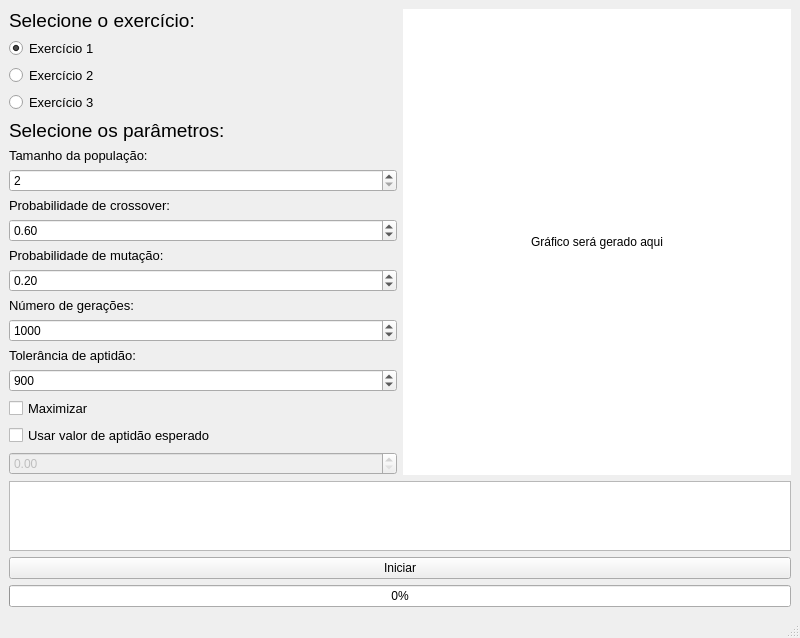
Before: the Qt Designer form src/UI/mainscreen.ui in PedroLucasMiguel/cip-algoritmos-geneticos, drawn with Qt 5.
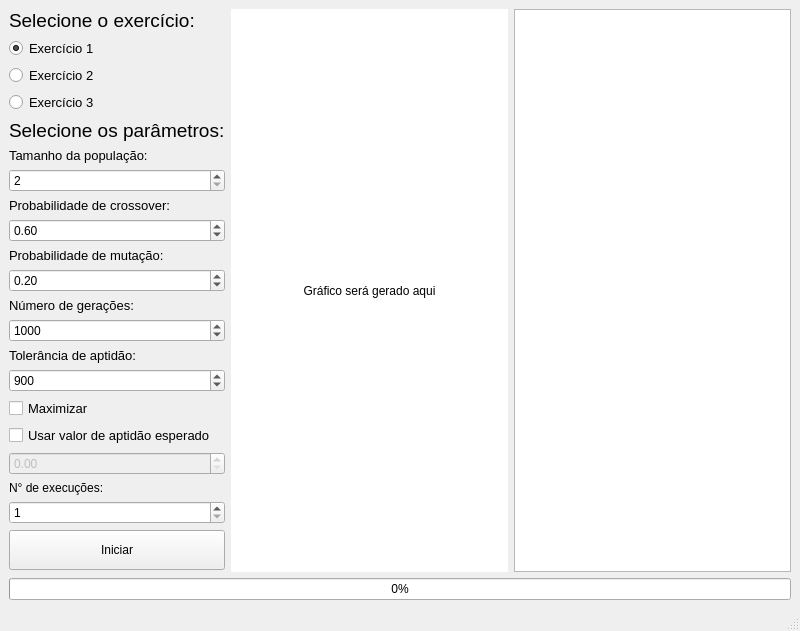
After: the same form once the commit is applied.

Commit message: Adicionando suporte para múltiplas execuções

```diff
--- a/src/UI/mainscreen.ui
+++ b/src/UI/mainscreen.ui
@@ -23,6 +23,12 @@
          <layout class="QVBoxLayout" name="verticalLayout_3">
           <item>
            <widget class="QLabel" name="label">
+            <property name="sizePolicy">
+             <sizepolicy hsizetype="Fixed" vsizetype="Fixed">
+              <horstretch>0</horstretch>
+              <verstretch>0</verstretch>
+             </sizepolicy>
+            </property>
             <property name="font">
              <font>
               <pointsize>14</pointsize>
@@ -244,12 +250,70 @@
             </property>
            </widget>
           </item>
+          <item>
+           <widget class="QLabel" name="label_8">
+            <property name="text">
+             <string>N° de execuções:</string>
+            </property>
+           </widget>
+          </item>
+          <item>
+           <widget class="QSpinBox" name="spin_n_executions">
+            <property name="minimum">
+             <number>1</number>
+            </property>
+            <property name="maximum">
+             <number>500</number>
+            </property>
+           </widget>
+          </item>
+          <item>
+           <widget class="QPushButton" name="start_button">
+            <property name="minimumSize">
+             <size>
+              <width>0</width>
+              <height>40</height>
+             </size>
+            </property>
+            <property name="baseSize">
+             <size>
+              <width>0</width>
+              <height>0</height>
+             </size>
+            </property>
+            <property name="text">
+             <string>Iniciar</string>
+            </property>
+           </widget>
+          </item>
+          <item>
+           <spacer name="verticalSpacer">
+            <property name="orientation">
+             <enum>Qt::Vertical</enum>
+            </property>
+            <property name="sizeType">
+             <enum>QSizePolicy::Expanding</enum>
+            </property>
+            <property name="sizeHint" stdset="0">
+             <size>
+              <width>20</width>
+              <height>80</height>
+             </size>
+            </property>
+           </spacer>
+          </item>
          </layout>
         </item>
        </layout>
       </item>
       <item>
        <widget class="QLabel" name="image_label">
+        <property name="sizePolicy">
+         <sizepolicy hsizetype="Expanding" vsizetype="Preferred">
+          <horstretch>0</horstretch>
+          <verstretch>0</verstretch>
+         </sizepolicy>
+        </property>
         <property name="minimumSize">
          <size>
           <width>0</width>
@@ -273,38 +337,15 @@
         </property>
        </widget>
       </item>
+      <item>
+       <widget class="QPlainTextEdit" name="text_output">
+        <property name="readOnly">
+         <bool>true</bool>
+        </property>
+       </widget>
+      </item>
      </layout>
     </item>
-    <item>
-     <spacer name="verticalSpacer">
-      <property name="orientation">
-       <enum>Qt::Vertical</enum>
-      </property>
-      <property name="sizeType">
-       <enum>QSizePolicy::Preferred</enum>
-      </property>
-      <property name="sizeHint" stdset="0">
-       <size>
-        <width>20</width>
-        <height>50</height>
-       </size>
-      </property>
-     </spacer>
-    </item>
-    <item>
-     <widget class="QPlainTextEdit" name="text_output">
-      <property name="readOnly">
-       <bool>true</bool>
-      </property>
-     </widget>
-    </item>
-    <item>
-     <widget class="QPushButton" name="start_button">
-      <property name="text">
-       <string>Iniciar</string>
-      </property>
-     </widget>
-    </item>
     <item>
      <widget class="QProgressBar" name="progress_bar">
       <property name="value">
```
The commit also changes 4 other files.
